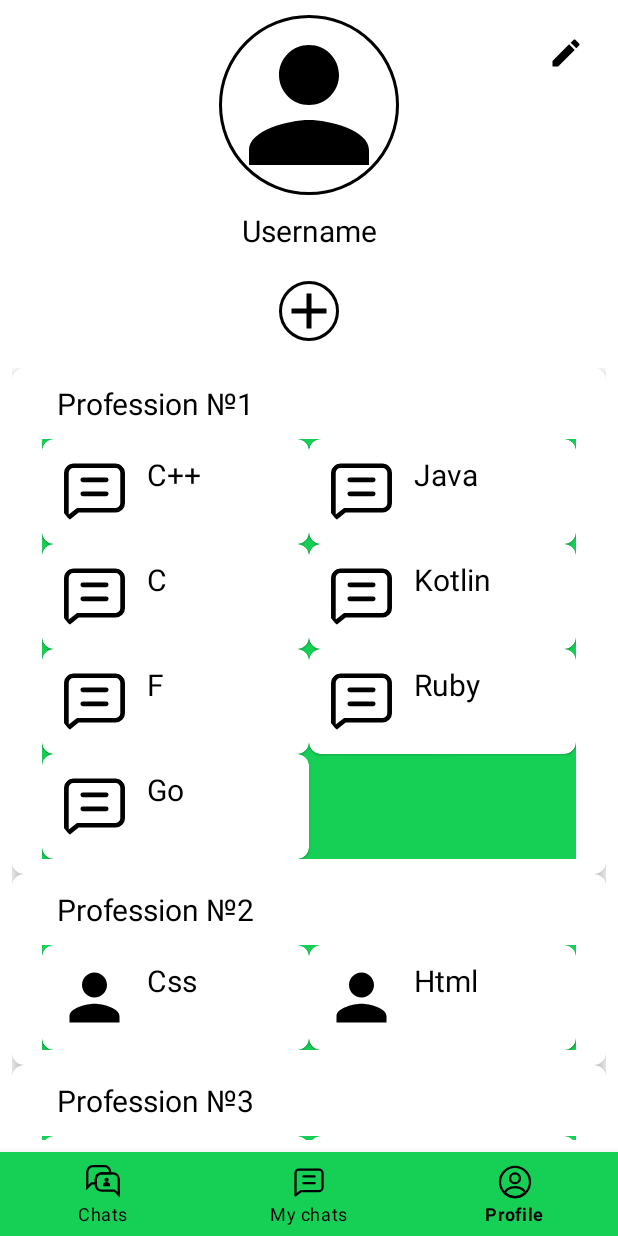
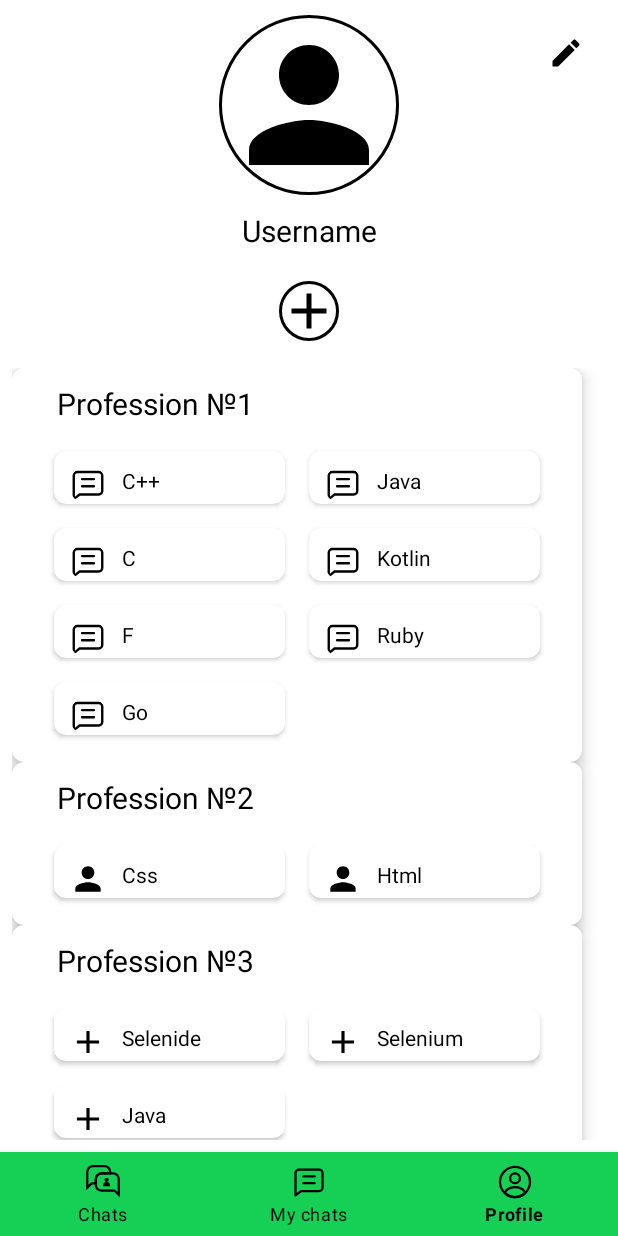
Before and after one commit to sold666/DevTalk, an Android app: the screen it shows after launch (MainActivity), item 3 of the bottom bar chosen, on a phone screen of 412 x 824 dp. Run offline under Robolectric (Android 15) with nearby library versions, the phone set to English and light mode, and no system bars; our stand-ins replace CircleImageView.

Commit message:
fixing profile

```diff
--- a/app/src/main/res/layout/profile_chat_child_item.xml
+++ b/app/src/main/res/layout/profile_chat_child_item.xml
@@ -1,13 +1,15 @@
 <?xml version="1.0" encoding="utf-8"?>
-<androidx.cardview.widget.CardView
+<LinearLayout
     xmlns:android="http://schemas.android.com/apk/res/android"
     xmlns:app="http://schemas.android.com/apk/res-auto"
     xmlns:tools="http://schemas.android.com/tools"
+    android:layout_width="match_parent"
+    android:layout_height="wrap_content"
+    >
+    <androidx.cardview.widget.CardView
         android:id="@+id/cardView"
         android:layout_width="match_parent"
         android:layout_height="wrap_content"
-    android:minHeight="70dp"
-    app:cardElevation="1dp"
         app:cardCornerRadius="8dp"
         android:layout_margin="8dp" >
 
@@ -17,8 +19,8 @@
 
             <de.hdodenhof.circleimageview.CircleImageView
                 android:id="@+id/tag_image"
-            android:layout_width="50dp"
-            android:layout_height="50dp"
+                android:layout_width="25dp"
+                android:layout_height="25dp"
                 android:layout_marginStart="10dp"
                 android:layout_marginTop="10dp"
                 app:layout_constraintLeft_toLeftOf="parent"
@@ -30,7 +32,7 @@
                 android:layout_width="wrap_content"
                 android:layout_height="wrap_content"
                 android:textColor="@color/black"
-            android:textSize="20sp"
+                android:textSize="14sp"
                 android:ellipsize="end"
                 android:maxLines="1"
                 app:layout_constrainedWidth="true"
@@ -44,3 +46,5 @@
         </androidx.constraintlayout.widget.ConstraintLayout>
 
     </androidx.cardview.widget.CardView>
+
+</LinearLayout>
--- a/app/src/main/res/layout/profile_chat_parent_item.xml
+++ b/app/src/main/res/layout/profile_chat_parent_item.xml
@@ -1,42 +1,41 @@
 <?xml version="1.0" encoding="utf-8"?>
 <androidx.cardview.widget.CardView xmlns:android="http://schemas.android.com/apk/res/android"
+    xmlns:app="http://schemas.android.com/apk/res-auto"
     xmlns:tools="http://schemas.android.com/tools"
     android:layout_width="match_parent"
     android:layout_height="match_parent"
     android:layout_margin="10dp"
-    xmlns:app="http://schemas.android.com/apk/res-auto"
+    android:minHeight="70dp"
     app:cardCornerRadius="8dp"
-    android:minHeight="70dp"
     app:cardElevation="6dp">
 
     <LinearLayout
         android:id="@+id/profession_container"
         android:layout_width="match_parent"
+        android:layout_height="wrap_content"
         android:layout_margin="10dp"
-        android:layout_height="wrap_content"
         android:orientation="vertical">
 
         <TextView
             android:id="@+id/profession"
-            android:layout_width="370dp"
+            android:layout_width="330dp"
             android:layout_height="wrap_content"
+            android:layout_marginStart="20dp"
             android:layout_marginEnd="10dp"
-            android:layout_marginStart="20dp"
+            android:layout_marginBottom="10dp"
             android:ellipsize="end"
             android:maxLines="1"
+            android:textColor="@color/black"
             android:textSize="20sp"
-            android:layout_marginBottom="10dp"
-            android:textColor="@color/black"
             tools:text="Profession 1" />
 
         <androidx.recyclerview.widget.RecyclerView
             android:id="@+id/tags_list"
             android:layout_width="match_parent"
+            android:layout_height="wrap_content"
+            android:layout_marginStart="10dp"
             android:layout_marginEnd="10dp"
-            android:background="@color/green"
-            android:layout_marginStart="10dp"
-            tools:listitem="@layout/profile_chat_child_item"
-            android:layout_height="wrap_content" />
+            tools:listitem="@layout/profile_chat_child_item" />
     </LinearLayout>
 
 </androidx.cardview.widget.CardView>
```
Lines whose indentation alone changed are shown as unchanged.
